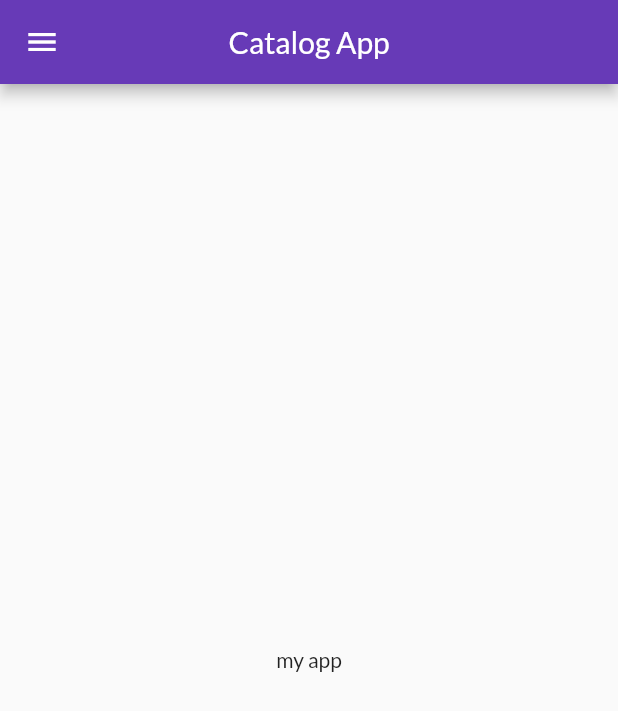
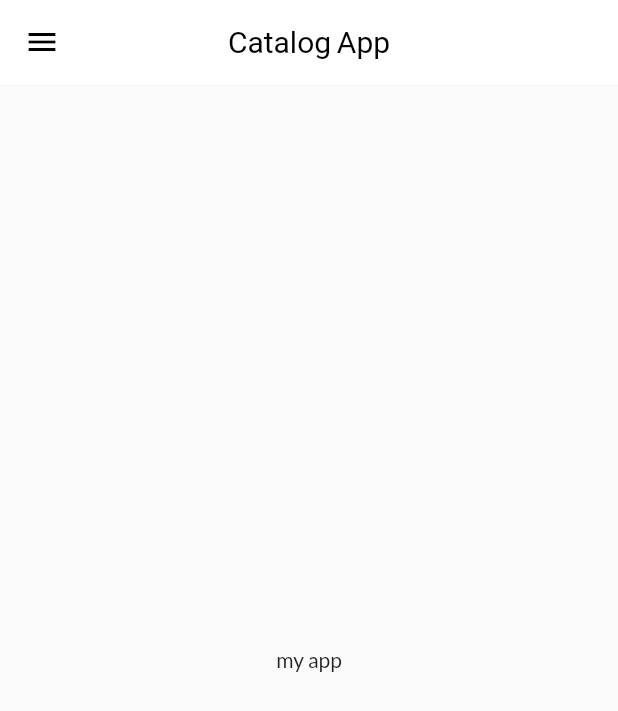
Before and after one commit to yusuf-raza/catalog-app, a Flutter app: the screen it shows after launch, on a phone screen of 412 x 824 dp. Shown: the top 711 px of the screen. Run offline on Flutter 3.47's test engine with Material 2 defaults, Android fonts, the phone set to English and light mode, and no system bars; our stand-ins replace google_fonts.

Commit message:
created light and dark themes

```diff
--- a/lib/main.dart
+++ b/lib/main.dart
@@ -1,5 +1,6 @@
 import 'package:catalog_app/screens/home_page.dart';
 import 'package:catalog_app/screens/login_screen.dart';
+import 'package:catalog_app/themes.dart';
 import 'package:catalog_app/utils/routes.dart';
 import 'package:flutter/material.dart';
 import 'package:google_fonts/google_fonts.dart';
@@ -16,18 +17,16 @@ class MyApp extends StatelessWidget {
   Widget build(BuildContext context) {
     return MaterialApp(
       title: 'Catalog App',
-      //themeMode:ThemeMode.dark,
-      //darkTheme: ThemeData(brightness: Brightness.light),
-      theme: ThemeData(
-        primarySwatch: Colors.deepPurple,
-        textTheme: GoogleFonts.latoTextTheme(),
-
-      ),
-     // home: HomePage(),
+      //custom light theme
+      theme: MyAppTheme.myLightTheme,
+      //theme mode set to system theme
+      //themeMode: ThemeMode.system,
+      //custom dark theme
+      darkTheme: MyAppTheme.myDarkTheme,
       initialRoute: MyRoutes.homePageRoute,
       routes: {
         MyRoutes.homePageRoute: (context) => const HomePage(),
-        MyRoutes.loginRoute : (context) => const LoginScreen()
+        MyRoutes.loginRoute: (context) => const LoginScreen()
       },
     );
   }
--- a/lib/screens/home_page.dart
+++ b/lib/screens/home_page.dart
@@ -11,6 +11,7 @@ class HomePage extends StatelessWidget {
     return Scaffold(
       appBar: AppBar(title: const Text("Catalog App"),centerTitle: true,),
       body: Container(
+        //color: Colors.white,
         child: const Center(child: Text("my app"),),
       ),
       drawer:  MyDrawer()
--- /dev/null
+++ b/lib/themes.dart
@@ -0,0 +1,21 @@
+import 'package:flutter/material.dart';
+import 'package:google_fonts/google_fonts.dart';
+
+class MyAppTheme {
+  static final ThemeData _myLightThemeData = ThemeData(
+      primarySwatch: Colors.deepPurple,
+      textTheme: GoogleFonts.latoTextTheme(),
+      appBarTheme: const AppBarTheme(
+          color: Colors.white,
+          elevation: 0.0,
+          iconTheme: IconThemeData(color: Colors.black),
+          titleTextStyle: TextStyle(color: Colors.black, fontSize: 20)));
+
+  static ThemeData get myLightTheme => _myLightThemeData;
+
+  static final ThemeData _myDarkThemeData = ThemeData(
+    brightness: Brightness.dark,
+  );
+
+   static ThemeData get myDarkTheme => _myDarkThemeData;
+}
--- a/lib/widgets/drawer_widget.dart
+++ b/lib/widgets/drawer_widget.dart
@@ -12,6 +12,7 @@ class MyDrawer extends StatelessWidget {
         padding: EdgeInsets.zero,
         children: const [
           DrawerHeader(
+            //curve: Curves.easeIn,
               padding: EdgeInsets.zero,
               child: UserAccountsDrawerHeader(
                   currentAccountPicture: CircleAvatar(
```
